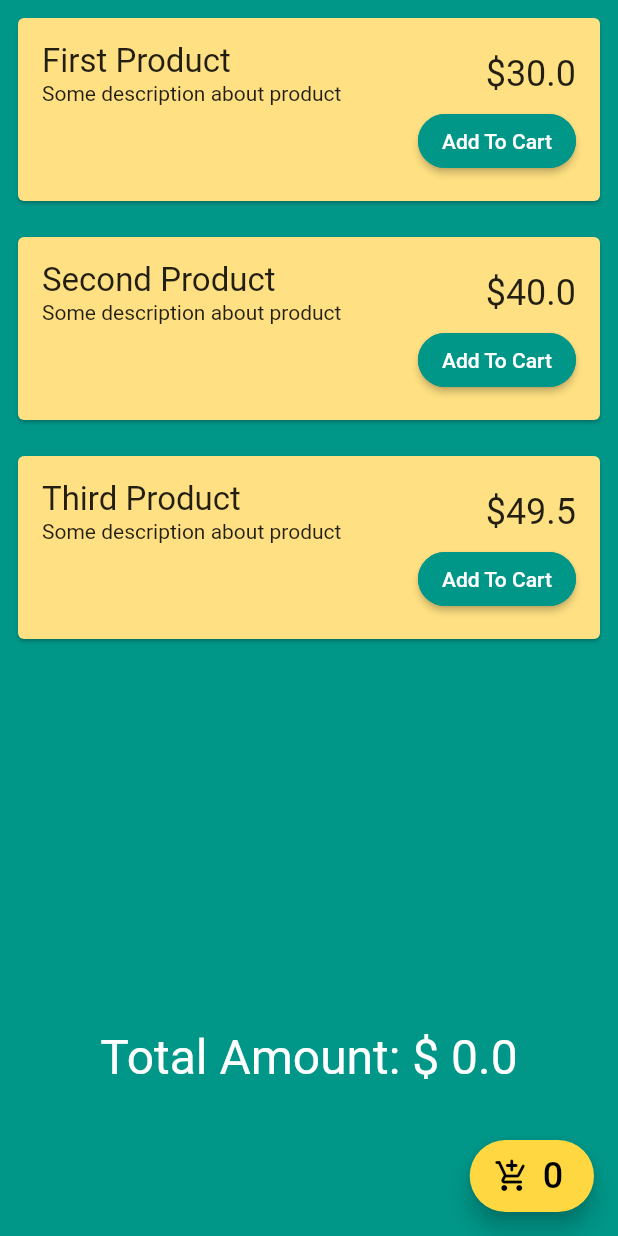
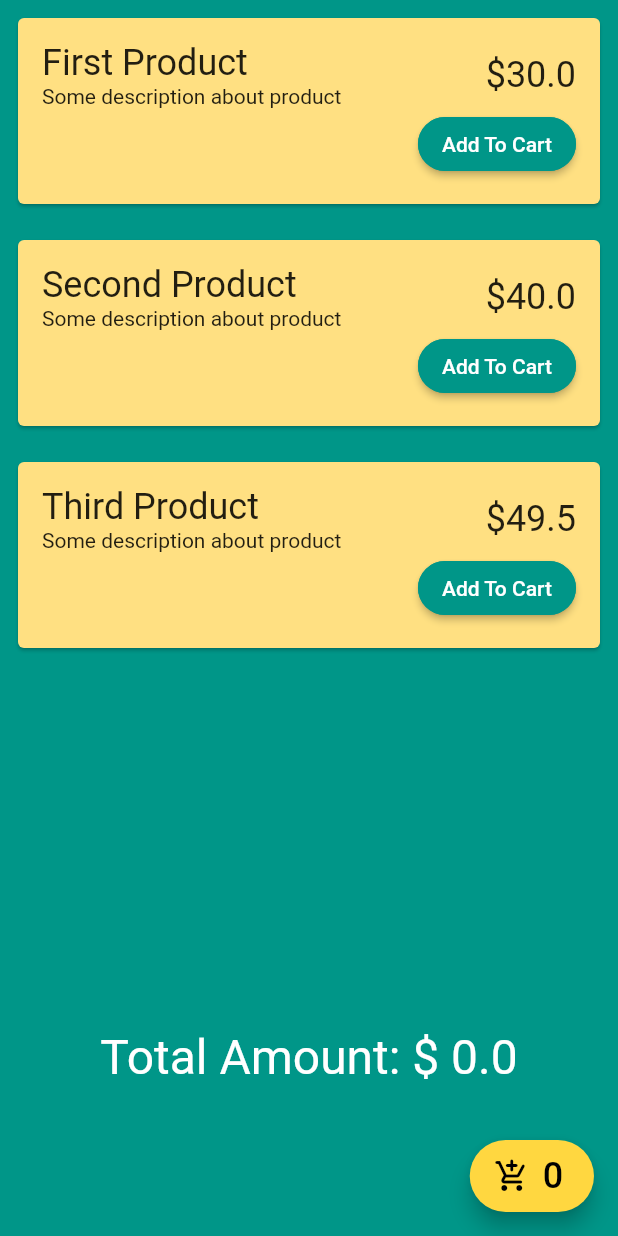
Before and after one commit to teomankaratas/FlutterGetxTutorial, a Flutter app: the screen it shows after launch, on a phone screen of 412 x 824 dp. Run offline on Flutter 3.47's test engine with Material 2 defaults, Android fonts, the phone set to English and light mode, and no system bars; our stand-ins replace get.

Commit message:
First upload

```diff
--- a/lib/views/shopping_page.dart
+++ b/lib/views/shopping_page.dart
@@ -38,7 +38,7 @@ class ShoppingPage extends StatelessWidget {
                                     children: [
                                       Text(
                                         '${controller.products[index].productName}',
-                                        style: TextStyle(fontSize: 22),
+                                        style: TextStyle(fontSize: 24),
                                       ),
                                       Text(
                                           '${controller.products[index].productDescription}'),
```
